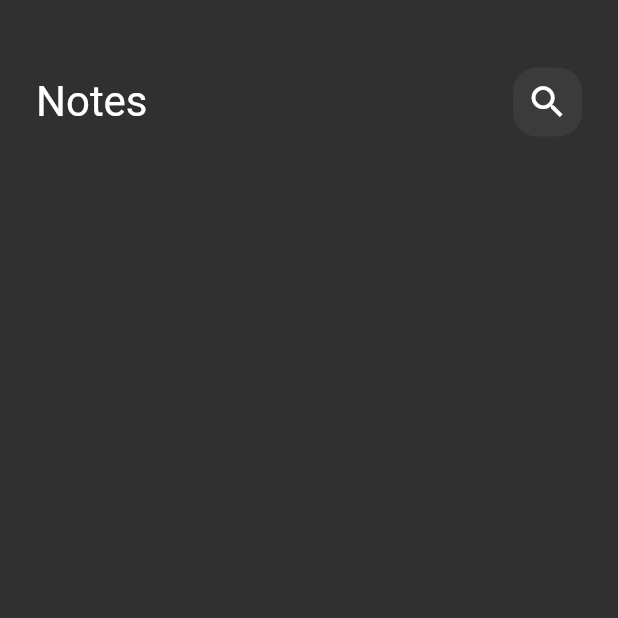
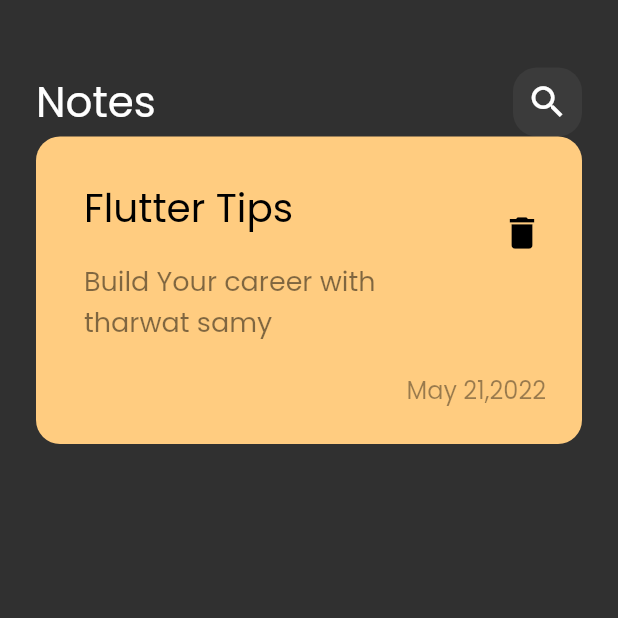
Before and after one commit to AbdelrhmanMohamedKhaled/notes_app, a Flutter app: the screen it shows after launch, on a phone screen of 412 x 824 dp, the top half of it. Run offline on Flutter 3.47's test engine with Material 2 defaults, Android fonts, the phone set to English and light mode, and no system bars.

Commit message:
create custom note item

```diff
--- a/lib/main.dart
+++ b/lib/main.dart
@@ -12,9 +12,7 @@ class NotesApp extends StatelessWidget {
   Widget build(BuildContext context) {
     return MaterialApp(
       debugShowCheckedModeBanner: false,
-      theme: ThemeData(
-        brightness: Brightness.dark,
-      ),
+      theme: ThemeData(brightness: Brightness.dark, fontFamily: 'Poppins'),
       home: const NotesView(),
     );
   }
--- /dev/null
+++ b/lib/views/widgets/custom_note_item.dart
@@ -0,0 +1,55 @@
+import 'package:flutter/material.dart';
+
+class NotesItem extends StatelessWidget {
+  const NotesItem({super.key});
+
+  @override
+  Widget build(BuildContext context) {
+    return Container(
+      padding: const EdgeInsets.only(top: 24, bottom: 24, left: 16),
+      decoration: BoxDecoration(
+        color: const Color(0xffFFCC80),
+        borderRadius: BorderRadius.circular(16),
+      ),
+      child: Column(
+        crossAxisAlignment: CrossAxisAlignment.end,
+        children: [
+          ListTile(
+            title: const Text(
+              'Flutter Tips',
+              style: TextStyle(color: Colors.black, fontSize: 26),
+            ),
+            subtitle: Padding(
+              padding: const EdgeInsets.only(top: 16, bottom: 16),
+              child: Text(
+                'Build Your career with tharwat samy',
+                style: TextStyle(
+                  color: Colors.black.withOpacity(0.5),
+                  fontSize: 18,
+                ),
+              ),
+            ),
+            trailing: IconButton(
+              onPressed: () {},
+              icon: const Icon(
+                Icons.delete,
+                color: Colors.black,
+                size: 28,
+              ),
+            ),
+          ),
+          Padding(
+            padding: const EdgeInsets.only(
+              right: 24,
+            ),
+            child: Text(
+              'May 21,2022',
+              style:
+                  TextStyle(color: Colors.black.withOpacity(0.4), fontSize: 16),
+            ),
+          ),
+        ],
+      ),
+    );
+  }
+}
--- a/lib/views/widgets/notes_view_body.dart
+++ b/lib/views/widgets/notes_view_body.dart
@@ -1,5 +1,7 @@
 import 'package:flutter/material.dart';
 import 'package:note_app/views/widgets/custom_appbar.dart';
+
+import 'custom_note_item.dart';
 
 class NotesViewBody extends StatelessWidget {
   const NotesViewBody({super.key});
@@ -14,6 +16,7 @@ class NotesViewBody extends StatelessWidget {
             height: 45,
           ),
           CustomAppBar(),
+          NotesItem()
         ],
       ),
     );
```
Also changed, not shown: pubspec.yaml (+4 -4 lines), assets/fonts/Poppins-Regular.ttf (added).
